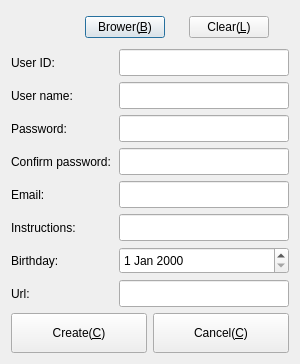
Before: the Qt Designer form Widgets/DlgRegister/DlgRegister.ui in KangLin/RabbitIm, drawn with Qt 5.
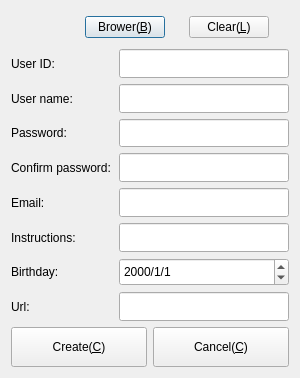
After: the same form once the commit is applied. Icons and pictures are not drawn.

```diff
--- a/Widgets/DlgRegister/DlgRegister.ui
+++ b/Widgets/DlgRegister/DlgRegister.ui
@@ -7,7 +7,7 @@
     <x>0</x>
     <y>0</y>
     <width>300</width>
-    <height>364</height>
+    <height>378</height>
    </rect>
   </property>
   <property name="sizePolicy">
@@ -399,6 +399,9 @@
          <height>40</height>
         </size>
        </property>
+       <property name="displayFormat">
+        <string>yyyy/M/d</string>
+       </property>
       </widget>
      </item>
     </layout>
```
